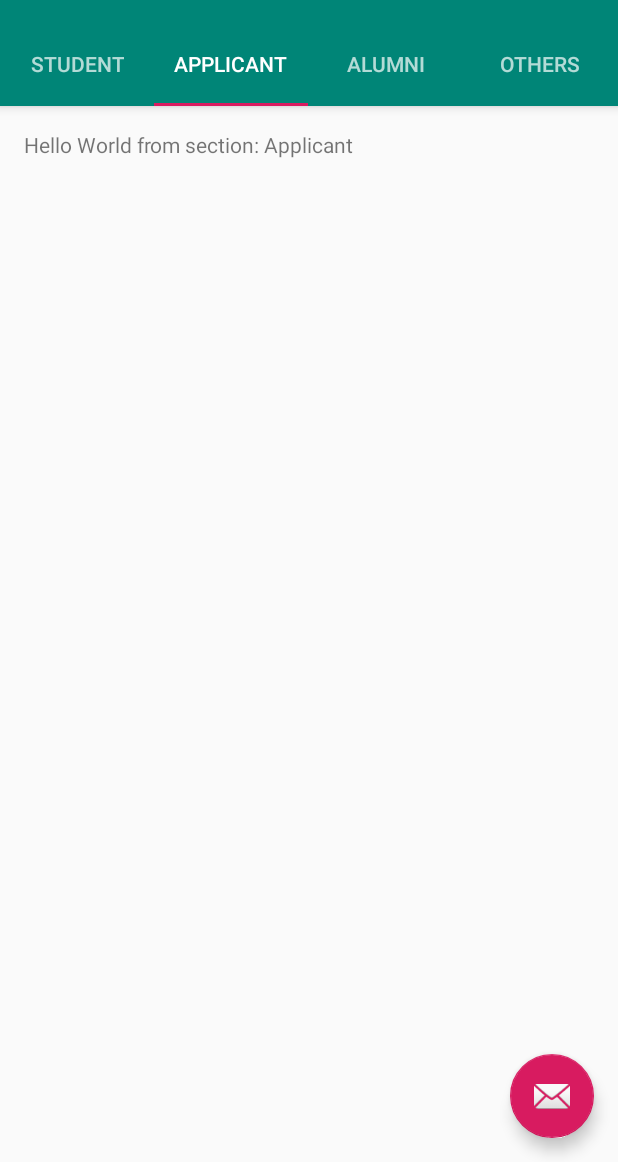
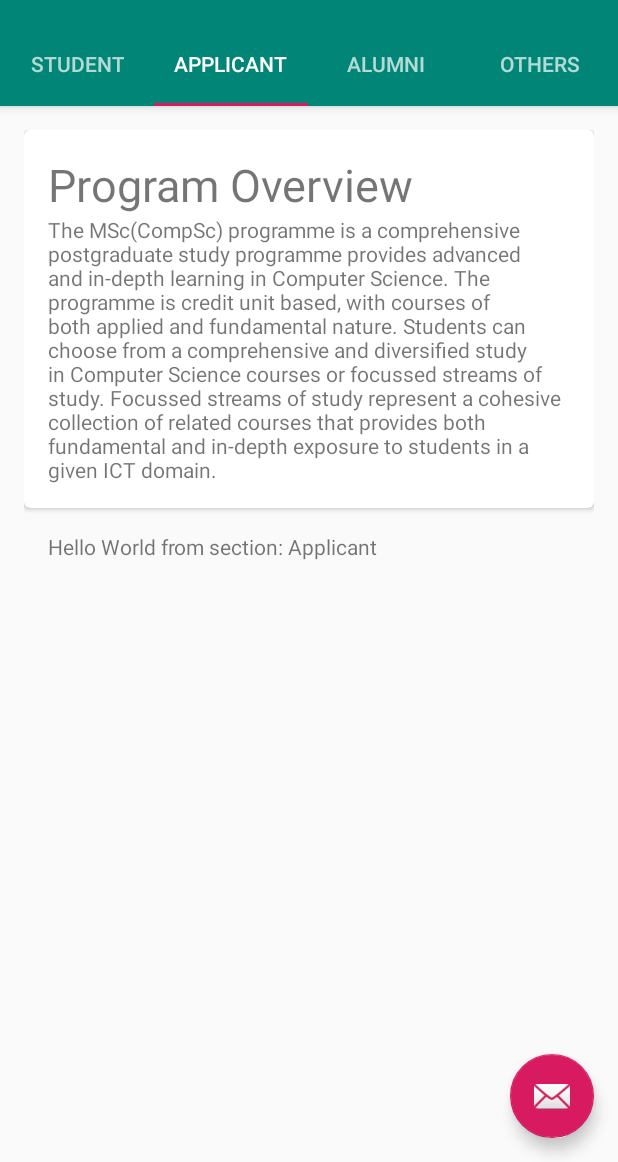
Before and after one commit to alanwyl/MScCS, an Android app: the screen it shows after launch (TabbedActivity), after a tap on "APPLICANT", on a phone screen of 412 x 824 dp, the part 74-1236 px from its top. Run offline under Robolectric (Android 15) with nearby library versions, the phone set to English and light mode, and no system bars.

Commit message:
WIP: add card view

```diff
--- a/app/build.gradle
+++ b/app/build.gradle
@@ -24,6 +24,7 @@ dependencies {
     implementation 'com.android.support:gridlayout-v7:28.0.0'
     implementation 'com.android.support.constraint:constraint-layout:1.1.3'
     implementation 'com.android.support:design:28.0.0'
+    implementation 'com.android.support:cardview-v7:28.0.0'
     testImplementation 'junit:junit:4.12'
     androidTestImplementation 'com.android.support.test:runner:1.0.2'
     androidTestImplementation 'com.android.support.test.espresso:espresso-core:3.0.2'
--- a/app/src/main/res/layout/fragment_applicant.xml
+++ b/app/src/main/res/layout/fragment_applicant.xml
@@ -1,11 +1,40 @@
 <?xml version="1.0" encoding="utf-8"?>
-<android.support.constraint.ConstraintLayout xmlns:android="http://schemas.android.com/apk/res/android"
+<LinearLayout xmlns:android="http://schemas.android.com/apk/res/android"
     xmlns:app="http://schemas.android.com/apk/res-auto"
     xmlns:tools="http://schemas.android.com/tools"
     android:id="@+id/constraintLayout"
     android:layout_width="match_parent"
     android:layout_height="match_parent"
-    tools:context=".fragments.ApplicantFragment">
+    tools:context=".fragments.ApplicantFragment"
+    android:orientation="vertical"
+    android:padding="16dp">
+
+    <android.support.v7.widget.CardView
+        xmlns:card_view="http://schemas.android.com/apk/res-auto"
+        android:id="@+id/card_view"
+        android:layout_width="match_parent"
+        android:layout_height="wrap_content"
+        card_view:cardCornerRadius="4dp">
+        <RelativeLayout
+            android:layout_width="match_parent"
+            android:layout_height="wrap_content"
+            android:padding="16dp">
+            <TextView
+                android:id="@+id/program_overview"
+                android:layout_width="match_parent"
+                android:layout_height="wrap_content"
+                android:text="@string/program_overview"
+                android:textSize="30sp"/>
+
+            <TextView
+                android:id="@+id/program_overview_detail"
+                android:layout_width="match_parent"
+                android:layout_height="wrap_content"
+                android:text="@string/program_overview_detail"
+                android:layout_below="@+id/program_overview"/>
+        </RelativeLayout>
+
+    </android.support.v7.widget.CardView>
 
     <TextView
         android:id="@+id/section_label"
@@ -20,4 +49,4 @@
         tools:layout_constraintLeft_creator="1"
         tools:layout_constraintTop_creator="1" />
 
-</android.support.constraint.ConstraintLayout>
+</LinearLayout>
--- a/app/src/main/res/values/strings.xml
+++ b/app/src/main/res/values/strings.xml
@@ -3,4 +3,9 @@
     <string name="title_activity_tabbed">TabbedActivity</string>
     <string name="action_settings">Settings</string>
     <string name="section_format">Hello World from section: %1$s</string>
+
+    <string name="program_overview">Program Overview</string>
+    <string name="program_overview_detail"><![CDATA[
+        The MSc(CompSc) programme is a comprehensive postgraduate study programme provides advanced and in-depth learning in Computer Science. The programme is credit unit based, with courses of both applied and fundamental nature. Students can choose from a comprehensive and diversified study in Computer Science courses or focussed streams of study. Focussed streams of study represent a cohesive collection of related courses that provides both fundamental and in-depth exposure to students in a given ICT domain.
+    ]]></string>
 </resources>
```
